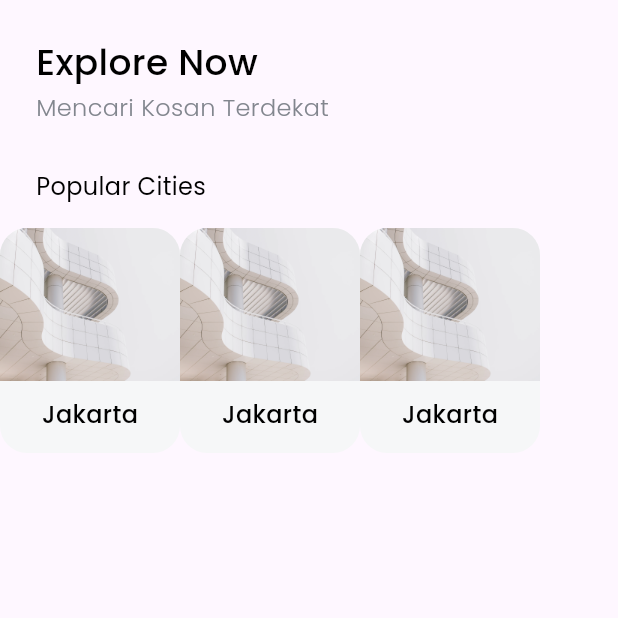
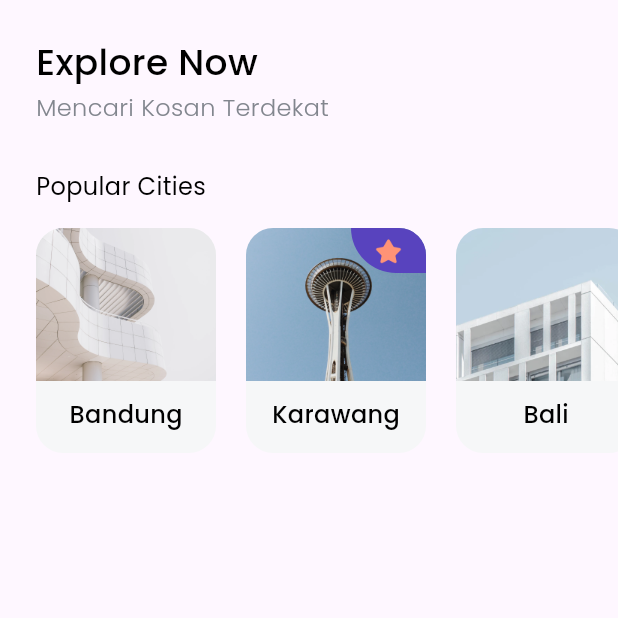
Before and after one commit to wahyukurniaa/test_drive, a Flutter app: the HomePage screen opened directly, on a phone screen of 412 x 824 dp, the top half of it. Run offline on Flutter 3.47's test engine with Material 3 defaults, Android fonts, the phone set to English and light mode, and no system bars; our stand-ins replace google_fonts.

```diff
--- /dev/null
+++ b/lib/model/city.dart
@@ -0,0 +1,8 @@
+class City {
+  int? id;
+  String? name;
+  String? imageUrl;
+  bool? isPopular;
+
+  City({this.id, this.name, this.imageUrl, this.isPopular = false});
+}
--- a/lib/page/home_page.dart
+++ b/lib/page/home_page.dart
@@ -1,4 +1,5 @@
 import 'package:flutter/material.dart';
+import 'package:test_drive/model/city.dart';
 import 'package:test_drive/theme.dart';
 import 'package:test_drive/widgets/city_card.dart';
 
@@ -41,10 +42,29 @@ class HomePage extends StatelessWidget {
                 height: 150,
                 child: ListView(
                   scrollDirection: Axis.horizontal,
-                  children: const [
-                    CityCard(),
-                    CityCard(),
-                    CityCard(),
+                  children: [
+                    SizedBox(width: edge),
+                    CityCard(
+                      City(
+                        name: 'Bandung',
+                        imageUrl: 'assets/city1.png',
+                      ),
+                    ),
+                    const SizedBox(width: 20),
+                    CityCard(
+                      City(
+                          name: 'Karawang',
+                          imageUrl: 'assets/city2.png',
+                          isPopular: true),
+                    ),
+                    const SizedBox(width: 20),
+                    CityCard(
+                      City(
+                        name: 'Bali',
+                        imageUrl: 'assets/city3.png',
+                      ),
+                    ),
+                    const SizedBox(width: 20),
                   ],
                 ),
               )
--- a/lib/widgets/city_card.dart
+++ b/lib/widgets/city_card.dart
@@ -1,8 +1,10 @@
 import 'package:flutter/material.dart';
+import 'package:test_drive/model/city.dart';
 import 'package:test_drive/theme.dart';
 
 class CityCard extends StatelessWidget {
-  const CityCard({super.key});
+  final City city;
+  const CityCard(this.city, {super.key});
 
   @override
   Widget build(BuildContext context) {
@@ -14,17 +16,43 @@ class CityCard extends StatelessWidget {
         color: const Color(0xffF6F7F8),
         child: Column(
           children: [
-            Image.asset(
-              'assets/city1.png',
-              width: 120,
-              height: 102,
-              fit: BoxFit.cover,
+            Stack(
+              children: [
+                Image.asset(
+                  city.imageUrl!,
+                  width: 120,
+                  height: 102,
+                  fit: BoxFit.cover,
+                ),
+                city.isPopular!
+                    ? Align(
+                        alignment: Alignment.topRight,
+                        child: Container(
+                          width: 50,
+                          height: 30,
+                          decoration: BoxDecoration(
+                            color: purpleColor,
+                            borderRadius: const BorderRadius.only(
+                              bottomLeft: Radius.circular(36),
+                            ),
+                          ),
+                          child: Center(
+                            child: Image.asset(
+                              'assets/icon_start.png',
+                              width: 22,
+                              height: 22,
+                            ),
+                          ),
+                        ),
+                      )
+                    : Container()
+              ],
             ),
             const SizedBox(
               height: 11,
             ),
             Text(
-              'Jakarta',
+              city.name!,
               style: blackTextStyle.copyWith(fontSize: 16),
             )
           ],
--- a/pubspec.yaml
+++ b/pubspec.yaml
@@ -51,6 +51,9 @@ flutter:
     - assets/logo.png
     - assets/splash_image.png
     - assets/city1.png
+    - assets/city2.png
+    - assets/city3.png
+    - assets/icon_start.png
   #   - images/a_dot_ham.jpeg
   # An image asset can refer to one or more resolution-specific "variants", see
   # https://flutter.dev/assets-and-images/#resolution-aware
```
